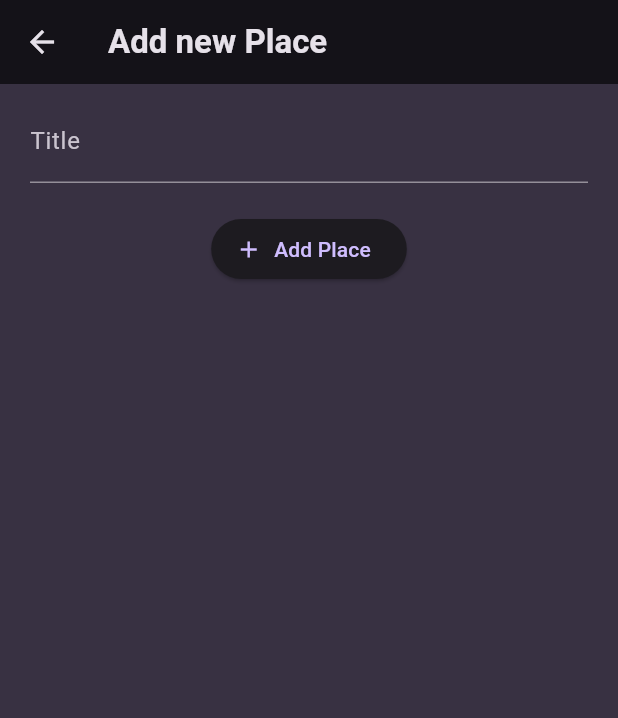
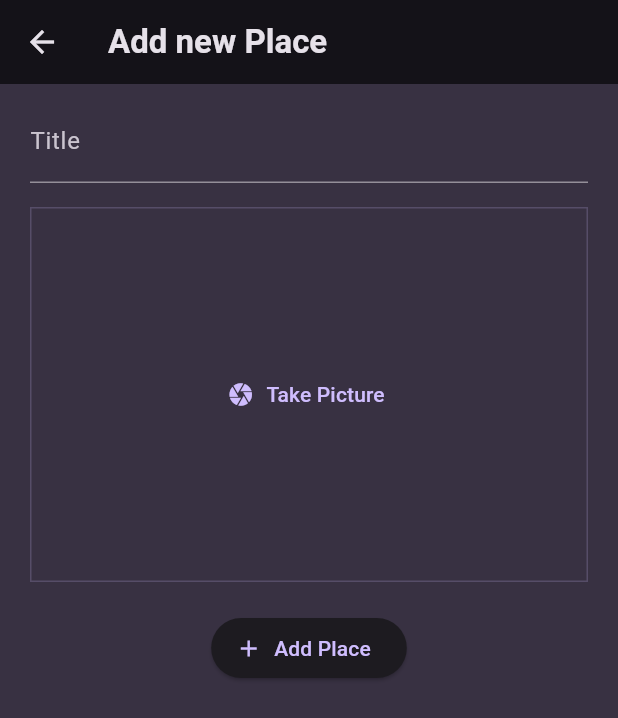
Before and after one commit to dainavipurav/008_flutter_udemy_favorite_places_app, a Flutter app: the AddPlaceScreen screen opened directly, on a phone screen of 412 x 824 dp. Shown: the top 718 px of the screen. Run offline on Flutter 3.47's test engine with Material 3 defaults, Android fonts, the phone set to English and light mode, and no system bars; our stand-ins replace flutter_riverpod, google_fonts.

Commit message:
image input field added

```diff
--- a/lib/screens/add_place.dart
+++ b/lib/screens/add_place.dart
@@ -1,6 +1,7 @@
 import 'package:flutter/material.dart';
 import 'package:flutter_riverpod/flutter_riverpod.dart';
 import 'package:udemy_007_favorite_places_app/providers/user_places_provider.dart';
+import 'package:udemy_007_favorite_places_app/widgets/image_input.dart';
 
 class AddPlaceScreen extends ConsumerStatefulWidget {
   const AddPlaceScreen({super.key});
@@ -49,7 +50,9 @@
           children: [
             Form(
               key: formKey,
-              child: TextFormField(
+              child: Column(
+                children: [
+                  TextFormField(
                     decoration: const InputDecoration(label: Text('Title')),
                     style: TextStyle(
                       color: Theme.of(context).colorScheme.onBackground,
@@ -57,6 +60,10 @@
                     validator: _titleValidator,
                     keyboardType: TextInputType.text,
                     controller: _textController,
+                  ),
+                  const SizedBox(height: 16),
+                  const ImageInput(),
+                ],
               ),
             ),
             const SizedBox(height: 20),
--- /dev/null
+++ b/lib/widgets/image_input.dart
@@ -0,0 +1,32 @@
+import 'package:flutter/material.dart';
+
+class ImageInput extends StatefulWidget {
+  const ImageInput({super.key});
+
+  @override
+  State<ImageInput> createState() => _ImageInputState();
+}
+
+class _ImageInputState extends State<ImageInput> {
+  void _takePicture() {}
+
+  @override
+  Widget build(BuildContext context) {
+    return Container(
+      decoration: BoxDecoration(
+        border: Border.all(
+          width: 1,
+          color: Theme.of(context).colorScheme.primary.withOpacity(0.2),
+        ),
+      ),
+      height: 250,
+      alignment: Alignment.center,
+      width: double.infinity,
+      child: TextButton.icon(
+        onPressed: () {},
+        icon: const Icon(Icons.camera),
+        label: const Text('Take Picture'),
+      ),
+    );
+  }
+}
```
Lines whose indentation alone changed are shown as unchanged.
